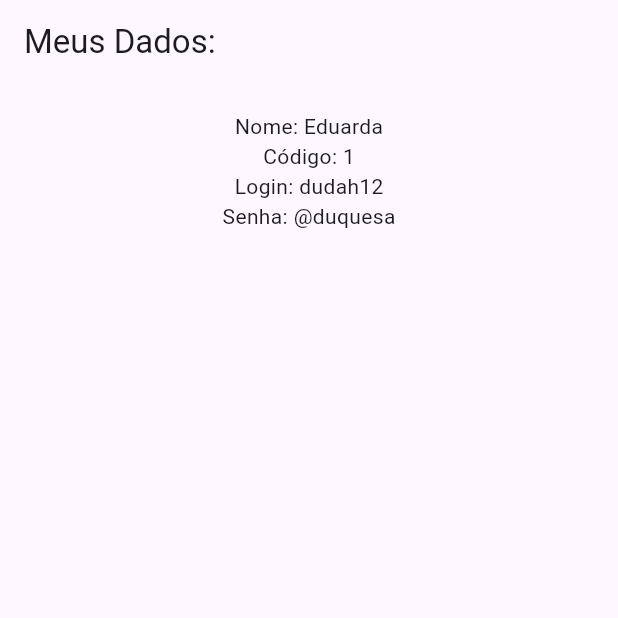
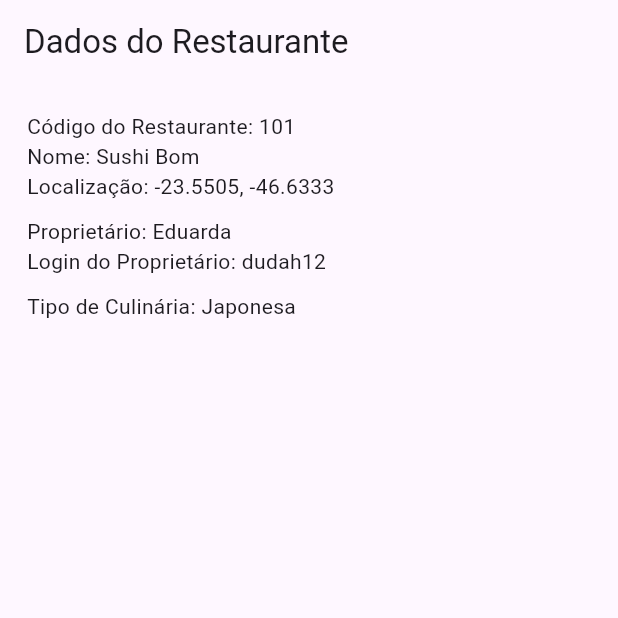
Before and after one commit to Eduarda-Miran/mimpedir, a Flutter app: the screen it shows after launch, on a phone screen of 412 x 824 dp, the top half of it. Run offline on Flutter 3.47's test engine with Material 3 defaults, Android fonts, the phone set to English and light mode, and no system bars; accounts and stored records are empty.

Commit message:
Adicionando classes Tipo e Restaurante

```diff
--- a/lib/main.dart
+++ b/lib/main.dart
@@ -1,5 +1,7 @@
 import 'package:flutter/material.dart';
 import 'usuario.dart';
+import 'tipo.dart';
+import 'restaurante.dart';
 
 void main() {
   runApp(const MyApp());
@@ -10,29 +12,49 @@ class MyApp extends StatelessWidget {
 
   @override
   Widget build(BuildContext context) {
+    // Criando o usuário (proprietário)
+    Usuario usuario = Usuario(
+      codigo: 1,
+      nome: "Eduarda",
+      login: "dudah12",
+      senha: "@duquesa",
+    );
 
-    Usuario u = new Usuario(
-      codigo: 1,
-      login: "dudah12",
-      nome: "Eduarda",
-      senha: "@duquesa"
+    // Criando o tipo de culinária
+    Tipo tipo = Tipo(
+      codigo: 2,
+      nome: "Japonesa",
+    );
+
+    // Criando o restaurante
+    Restaurante restaurante = Restaurante(
+      codigo: 101,
+      nome: "Sushi Bom",
+      latitude: -23.5505,
+      longitude: -46.6333,
+      proprietario: usuario,
+      tipoCulinaria: tipo,
     );
 
     return MaterialApp(
       home: Scaffold(
         appBar: AppBar(
-              title: const Text("Meus Dados: ")
+          title: const Text("Dados do Restaurante"),
         ),
-          body: Center(
-            child: Padding(padding: const EdgeInsets.all(18.0),
+        body: Padding(
+          padding: const EdgeInsets.all(18.0),
           child: Column(
+            crossAxisAlignment: CrossAxisAlignment.start,
             children: [
-                Text("Nome: ${u.nome}"),
-                Text("Código: ${u.codigo}"),
-                Text("Login: ${u.login}"),
-                Text("Senha: ${u.senha}")
+              Text("Código do Restaurante: ${restaurante.codigo}"),
+              Text("Nome: ${restaurante.nome}"),
+              Text("Localização: ${restaurante.latitude}, ${restaurante.longitude}"),
+              const SizedBox(height: 10),
+              Text("Proprietário: ${restaurante.proprietario?.nome}"),
+              Text("Login do Proprietário: ${restaurante.proprietario?.login}"),
+              const SizedBox(height: 10),
+              Text("Tipo de Culinária: ${restaurante.tipoCulinaria?.nome}"),
             ],
-            ),
           ),
         ),
       ),
--- /dev/null
+++ b/lib/restaurante.dart
@@ -0,0 +1,48 @@
+import 'usuario.dart';
+import 'tipo.dart';
+
+class Restaurante {
+  int? _codigo;
+  String? _nome;
+  double? _latitude;
+  double? _longitude;
+  Usuario? _proprietario;
+  Tipo? _tipoCulinaria;
+
+  Restaurante({
+    int? codigo,
+    String? nome,
+    double? latitude,
+    double? longitude,
+    Usuario? proprietario,
+    Tipo? tipoCulinaria,
+  }) {
+    _codigo = codigo;
+    _nome = nome;
+    _latitude = latitude;
+    _longitude = longitude;
+    _proprietario = proprietario;
+    _tipoCulinaria = tipoCulinaria;
+  }
+
+  // Getters
+  int? get codigo => _codigo;
+  String? get nome => _nome;
+  double? get latitude => _latitude;
+  double? get longitude => _longitude;
+  Usuario? get proprietario => _proprietario;
+  Tipo? get tipoCulinaria => _tipoCulinaria;
+
+  // Setters
+  set codigo(int? codigo) => _codigo = codigo;
+  set nome(String? nome) => _nome = nome;
+  set latitude(double? latitude) {
+    _latitude = latitude;
+  }
+
+  set longitude(double? longitude) => _longitude = longitude;
+  set proprietario(Usuario? proprietario) => _proprietario = proprietario;
+  set tipoCulinaria(Tipo? tipoCulinaria) {
+    _tipoCulinaria = tipoCulinaria;
+  }
+}
--- /dev/null
+++ b/lib/tipo.dart
@@ -0,0 +1,20 @@
+class Tipo {
+int? _codigo;
+String? _nome;
+
+Tipo({int? codigo, String? nome}) {
+_codigo = codigo;
+_nome = nome;
+}
+
+// Getters
+int? get codigo => _codigo;
+String? get nome => _nome;
+
+// Setters
+set codigo(int? codigo) {
+_codigo = codigo;
+}
+
+set nome(String? nome) => _nome = nome;
+}
```
Lines whose indentation alone changed are shown as unchanged.
